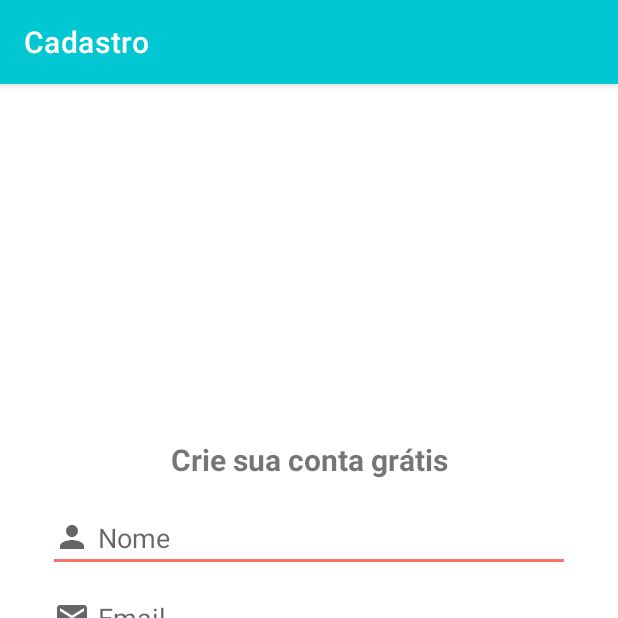
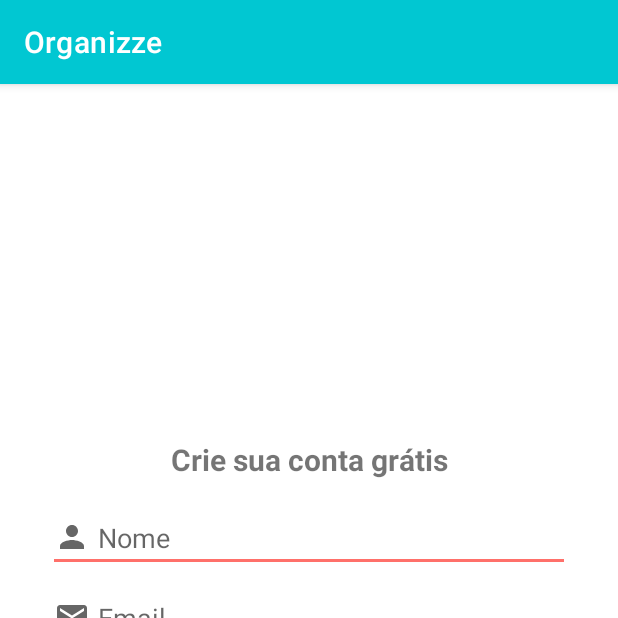
Before and after one commit to LorraneLobo/Organizze-clone, an Android app: the CadastroActivity screen opened directly, with no data from a screen before it, on a phone screen of 412 x 824 dp, the top half of it. Run offline under Robolectric (Android 15) with nearby library versions, the phone set to English and light mode, and no system bars; our stand-ins replace Firebase (no records; nobody signed in at launch, a user with empty details on screens opened directly).

Commit message:
Ajustado titulo das toolbars

```diff
--- a/app/src/main/java/com/example/organizze/activity/CadastroActivity.java
+++ b/app/src/main/java/com/example/organizze/activity/CadastroActivity.java
@@ -28,7 +28,7 @@ public class CadastroActivity extends AppCompatActivity {
         super.onCreate(savedInstanceState);
         setContentView(R.layout.activity_cadastro);
 
-        getSupportActionBar().setTitle("Cadastro");
+        getSupportActionBar().setTitle("Organizze");
 
         campoNome = findViewById(R.id.editNome);
         campoEmail = findViewById(R.id.editEmail);
--- a/app/src/main/java/com/example/organizze/activity/PrincipalActivity.java
+++ b/app/src/main/java/com/example/organizze/activity/PrincipalActivity.java
@@ -46,7 +46,8 @@ public class PrincipalActivity extends AppCompatActivity {
         binding = ActivityPrincipalBinding.inflate(getLayoutInflater());
         setContentView(binding.getRoot());
         setSupportActionBar(binding.toolbar);
-        binding.toolbar.setTitle("Organizze");
+        getSupportActionBar().setTitle(" ");
+        //binding.toolbar.setTitle("Organizze");
 
         textoSaldo = binding.content.textSaldo;
         textoSaudacao = binding.content.textSaudacao;
```
